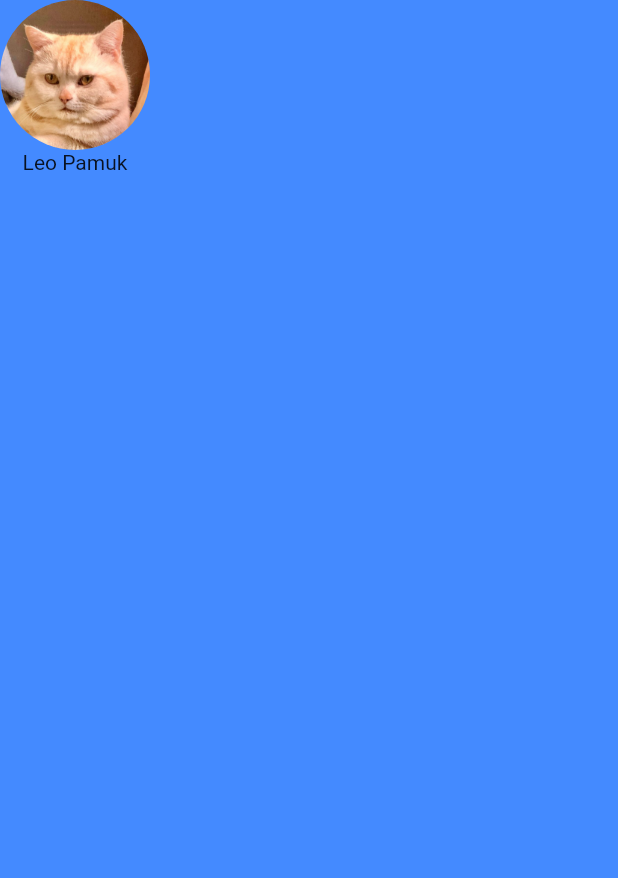
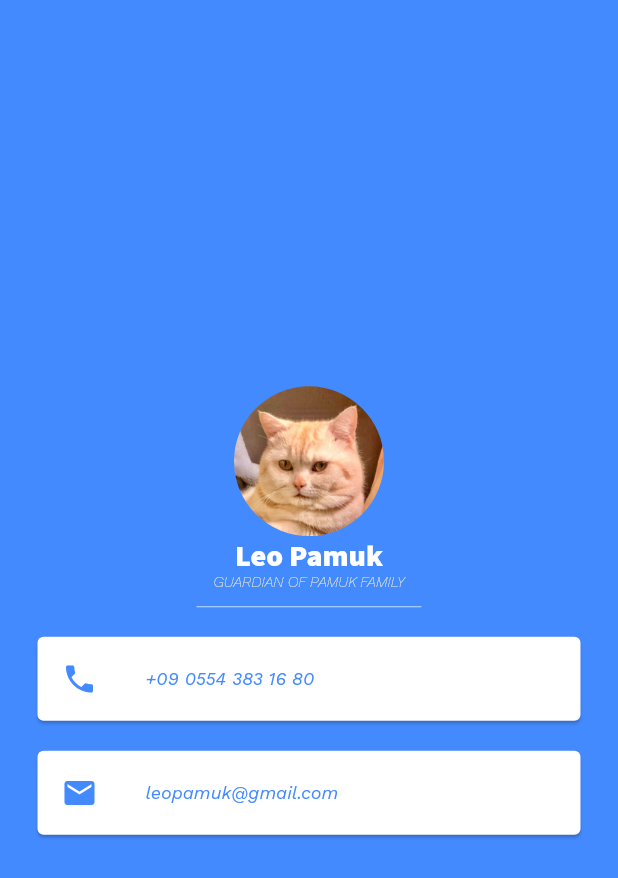
Before and after one commit to elifogreniyor/mi_card, a Flutter app: the screen it shows after launch, on a phone screen of 412 x 824 dp. Shown: the top 878 px of the screen. Run offline on Flutter 3.47's test engine with Material 2 defaults, Android fonts, the phone set to English and light mode, and no system bars.

Commit message:
leo's cardvisit

```diff
--- a/lib/main.dart
+++ b/lib/main.dart
@@ -13,14 +13,78 @@
       home: Scaffold(
         backgroundColor: Colors.blueAccent,
         body: SafeArea(
+
             child: Column(
+              mainAxisAlignment: MainAxisAlignment.center,
           children: <Widget>[
             CircleAvatar(
               radius: 50.0,
               backgroundImage: AssetImage('images/IMG_7372.jpg'),
               backgroundColor: Colors.transparent,
             ),
-            Text('Leo Pamuk'),
+            Text(
+              'Leo Pamuk',
+              style: TextStyle(
+                fontFamily: 'Source Sans Pro',
+                fontSize: 20.0,
+                fontWeight: FontWeight.bold,
+                color: Colors.white,
+              )
+              ),
+            Text(
+              'GUARDIAN OF PAMUK FAMILY',
+              style: TextStyle(
+                fontFamily: 'Work Sans',
+                fontSize: 10.0,
+                fontWeight: FontWeight.w100,
+                color: Colors.yellow.shade100,
+              ),
+            ),
+            SizedBox(
+              height: 20.0,
+              width: 150.0,
+              child: Divider(
+                color: Colors.blue.shade100
+                ),
+            ),
+            Card(
+              color: Colors.white,
+              margin: EdgeInsets.symmetric(vertical: 10.0, horizontal: 25.0),
+              child: ListTile(
+                leading: Icon(
+                    Icons.phone,
+                    color: Colors.blueAccent,
+                    ),
+                    title: Text(
+                    '+09 0554 383 16 80',
+                    style: TextStyle(
+                      color: Colors.blueAccent,
+                      fontFamily: 'Work Sans',
+                      fontWeight: FontWeight.normal,
+                      fontSize: 12.0,
+                    ),
+                  ),
+              ),
+            ),
+            Card(
+              color: Colors.white,
+              margin: EdgeInsets.symmetric(vertical: 10.0, horizontal: 25.0),
+              child: ListTile(
+                leading: Icon(
+                    Icons.email,
+                    color: Colors.blueAccent,
+                    ),
+                    title: Text(
+                    'leopamuk@gmail.com',
+                    style: TextStyle(
+                      color: Colors.blueAccent,
+                      fontFamily: 'Work Sans',
+                      fontWeight: FontWeight.normal,
+                      fontSize: 12.0,
+                    ),
+                  ),
+                    ),
+            ),
           ],
         )),
       ),
```
Also changed, not shown: pubspec.yaml (+8 -0 lines), fonts/SourceSansPro-Black.ttf (added), fonts/WorkSans-Italic-VariableFont_wght.ttf (added).
